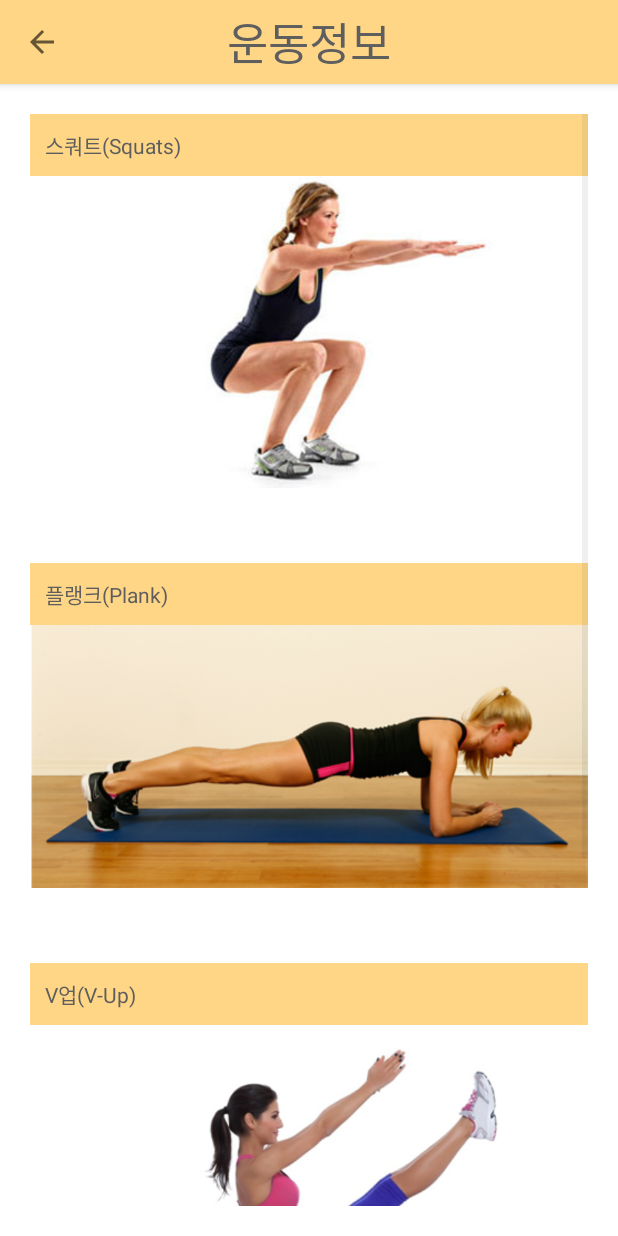
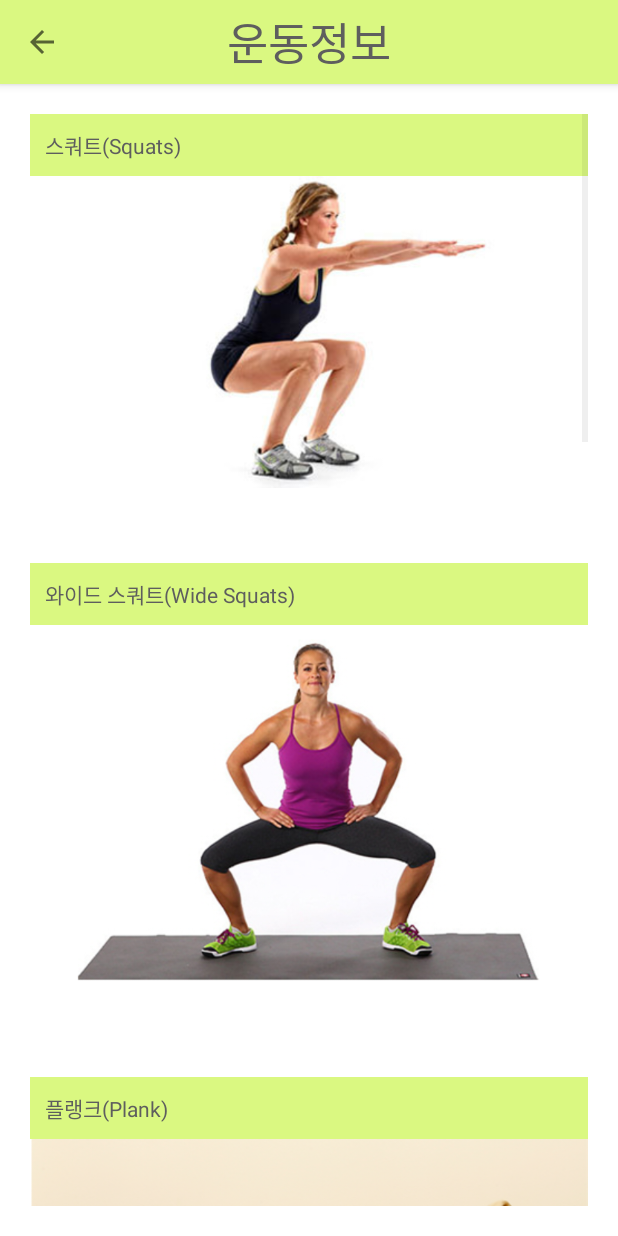
Before and after one commit to wldnswldnswl/WowU, an Android app: the InfoListActivity screen opened directly, with no data from a screen before it, on a phone screen of 412 x 824 dp. Run offline under Robolectric (Android 15) with nearby library versions, the phone set to English and light mode, and no system bars.

Commit message:
파이어베이스 연동

```diff
--- a/app/build.gradle
+++ b/app/build.gradle
@@ -7,7 +7,7 @@ android {
     compileSdkVersion 28
     defaultConfig {
         applicationId "com.capstone.wowu"
-        minSdkVersion 15
+        minSdkVersion 21
         targetSdkVersion 28
         versionCode 1
         versionName "1.0"
@@ -28,14 +28,14 @@ dependencies {
     implementation 'gun0912.ted:tedpermission:2.0.0'
     implementation 'com.android.support:support-v4:28.0.0'
     implementation 'com.android.support:design:28.0.0'
-    implementation 'com.firebaseui:firebase-ui-auth:4.1.0'
-    implementation 'com.google.firebase:firebase-auth:16.2.1'
+    implementation 'com.google.firebase:firebase-auth:17.0.0'
     implementation 'com.google.firebase:firebase-core:16.0.9'
     testImplementation 'junit:junit:4.12'
     androidTestImplementation 'com.android.support.test:runner:1.0.2'
     androidTestImplementation 'com.android.support.test.espresso:espresso-core:3.0.2'
     implementation "org.jetbrains.kotlin:kotlin-stdlib-jdk7:$kotlin_version"
 }
+apply plugin: 'com.google.gms.google-services'
 repositories {
     mavenCentral()
 }
--- a/app/src/main/java/com/capstone/wowu/InfoListActivity.java
+++ b/app/src/main/java/com/capstone/wowu/InfoListActivity.java
@@ -22,7 +22,6 @@ public class InfoListActivity extends AppCompatActivity {
         super.onCreate(savedInstanceState);
         setContentView(R.layout.activity_info_list);
 
-
         // 툴바(상단바) 설정
         Toolbar toolbar = (Toolbar) findViewById(R.id.toolbar);
         toolbar.setTitleTextColor(Color.WHITE);
@@ -36,9 +35,13 @@ public class InfoListActivity extends AppCompatActivity {
         infoListView = (ListView) findViewById(R.id.infoListView);
         infoList = new ArrayList<infoItem>();
         infoList.add(new infoItem("squats", "스쿼트(Squats)"));
+        infoList.add(new infoItem("wide_squats", "와이드 스쿼트(Wide Squats)"));
         infoList.add(new infoItem("plank", "플랭크(Plank)"));
+        infoList.add(new infoItem("side_plank", "사이드 플랭크(Side Plank)"));
+        infoList.add(new infoItem("side_hipkick", "사이드 힙 킥(Side Hip Kick)"));
         infoList.add(new infoItem("v_up", "V업(V-Up)"));
-        infoList.add(new infoItem("cobra", "코브라자세(Bhujangasana)"));
+        infoList.add(new infoItem("cobra", "코브라 자세(Bhujangasana)"));
+        infoList.add(new infoItem("cat", "고양이 자세(Marjaryasana)"));
 
         adapter = new InfoListAdapter(getApplicationContext(), infoList);
         infoListView.setAdapter(adapter);
--- a/app/src/main/java/com/capstone/wowu/infoItem.java
+++ b/app/src/main/java/com/capstone/wowu/infoItem.java
@@ -1,7 +1,4 @@
 package com.capstone.wowu;
-
-import android.graphics.drawable.Drawable;
-import android.widget.ImageView;
 
 public class infoItem {
     String image;
--- a/app/src/main/res/values/colors.xml
+++ b/app/src/main/res/values/colors.xml
@@ -1,8 +1,8 @@
 <?xml version="1.0" encoding="utf-8"?>
 <resources>
-    <color name="colorPrimary">#ffd685</color>      // 대표테마색
+    <color name="colorPrimary">#DAF881</color>      // 대표테마색
     <color name="colorPrimaryDark">#00574B</color>
     <color name="colorAccent">#D81B60</color>
-    <color name="colorMain">#ffd685</color>     // 대표테마색
+    <color name="colorMain">#DAF881</color>     // 대표테마색
     <color name="colorText">#5E5E5E</color>    // 자주 쓰이는 글씨색 (회색)
 </resources>
--- a/build.gradle
+++ b/build.gradle
@@ -9,7 +9,7 @@ buildscript {
     }
     dependencies {
         classpath 'com.android.tools.build:gradle:3.4.0'
-        classpath 'com.google.gms:google-services:4.1.0'
+        classpath 'com.google.gms:google-services:4.2.0'
         classpath "org.jetbrains.kotlin:kotlin-gradle-plugin:$kotlin_version"
 
         // NOTE: Do not place your application dependencies here; they belong
```
Also changed, not shown: app/src/main/res/drawable/cat.png (added), app/src/main/res/drawable/community.png, app/src/main/res/drawable/ex_info.png, app/src/main/res/drawable/side_hipkick.png (added), app/src/main/res/drawable/side_plank.png (added), app/src/main/res/drawable/training.png, app/src/main/res/drawable/wide_squats.png (added), 1 other file.
